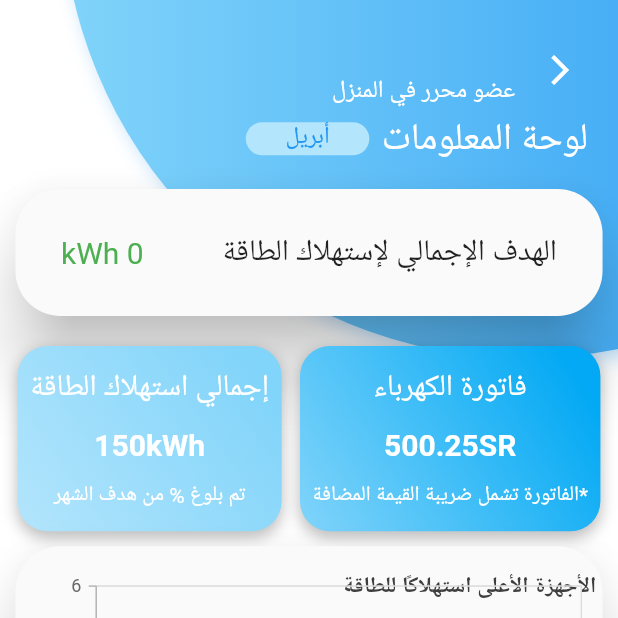
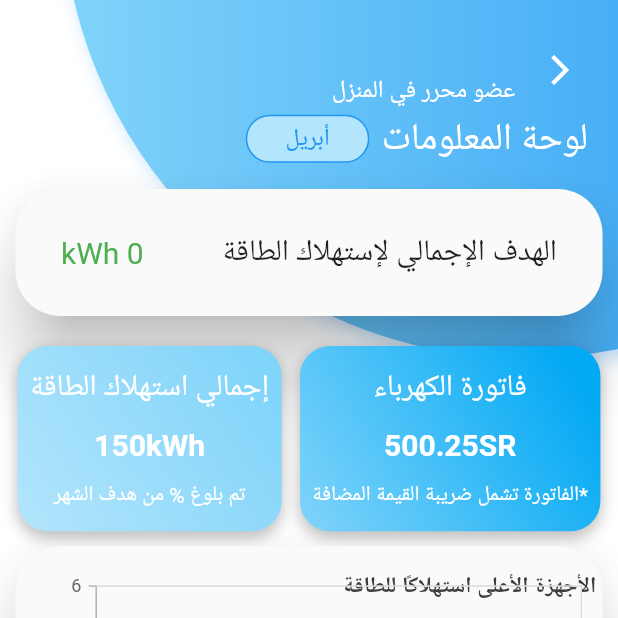
Before and after one commit to reemswe/rashd, a Flutter app: the screen it shows once a user with an empty profile is signed in, after a tap on the "delete forever" icon, on a phone screen of 412 x 824 dp, the top half of it. Run offline on Flutter 3.47's test engine with Material 2 defaults, Android fonts, the phone set to English and light mode, and no system bars; drawn by our look-alikes of bottom_navy_bar; our stand-ins replace cloud_firestore, firebase_auth, firebase_core, firebase_database, firebase_messaging, flutter_local_notifications and 8 more; missing offline and left inert: flex_color_picker, flutter_share, month_year_picker, wifi_iot, workmanager; accounts and stored records are empty; project files that could hold a hidden picture were left out.

Commit message:
month container design

```diff
--- a/lib/Dashboard/dashboard.dart
+++ b/lib/Dashboard/dashboard.dart
@@ -358,8 +358,10 @@ class _dashboardState extends State<dashboard> {
                             SizedBox(width: width * 0.02),
                             Container(
                               width: width * 0.2,
-                              padding: const EdgeInsets.all(3),
+                              padding: const EdgeInsets.all(4),
                               decoration: BoxDecoration(
+                                border:
+                                    Border.all(color: Colors.blue, width: 1),
                                 borderRadius: BorderRadius.circular(30),
                                 color: Colors.lightBlue.shade100,
                               ),
@@ -376,7 +378,7 @@ class _dashboardState extends State<dashboard> {
                                     style: const TextStyle(
                                         fontSize: 16,
                                         color: Colors.blue,
-                                        height: 1,
+                                        height: 0,
                                         fontWeight: FontWeight.w300)),
                               ),
                             ),
@@ -448,36 +450,7 @@ class _dashboardState extends State<dashboard> {
                           buildCard(energyData[1], width, height),
                           SizedBox(width: width * 0.025),
                         ]),
-                    // FutureBuilder(
-                    //     future: data,
-                    //     builder: (context, snapshot) {
-                    //       return
-                    //month picker
-                    // if (_selected == null)
-                    //   const Text('No month year selected.')
-                    // else
-                    //   Text(DateFormat().add_yM().format(_selected!)),
-                    // TextButton(
-                    //   child: const Text('DEFAULT LOCALE'),
-                    //   onPressed: () => _onPressed(context: context),
-                    // ),
-                    // TextButton(
-                    //   child: const Text('BAHASA MALAYSIA'),
-                    //   onPressed: () =>
-                    //       _onPressed(context: context, locale: 'ms'),
-                    // ),
-                    // TextButton(
-                    //   child: const Text('اللغة العربية'),
-                    //   onPressed: () =>
-                    //       _onPressed(context: context, locale: 'ar'),
-                    // ),
-                    // Center(
-                    //   child: Text(
-                    //     'Year: {selectedDate?.year}\nMonth: {selectedDate?.month}',
-                    //     style: Theme.of(context).textTheme.headlineMedium,
-                    //     textAlign: TextAlign.center,
-                    //   ),
-                    // ),
+
                     // FloatingActionButton(
                     //   backgroundColor: Colors.amberAccent,
                     //   onPressed: () {},
```
